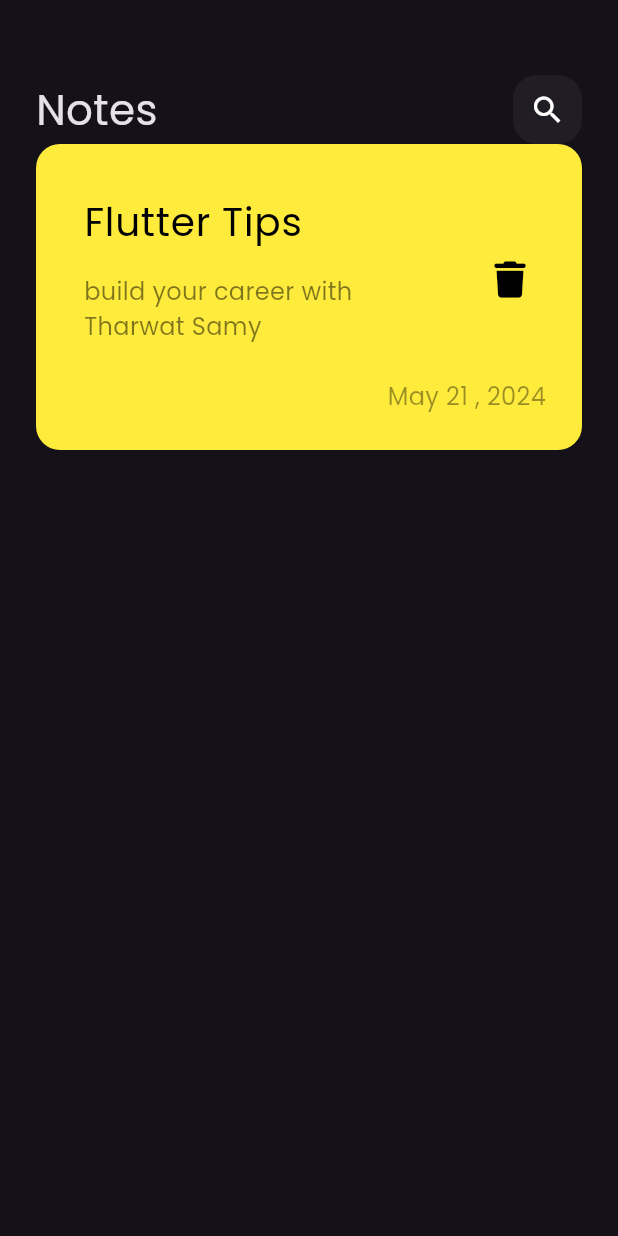
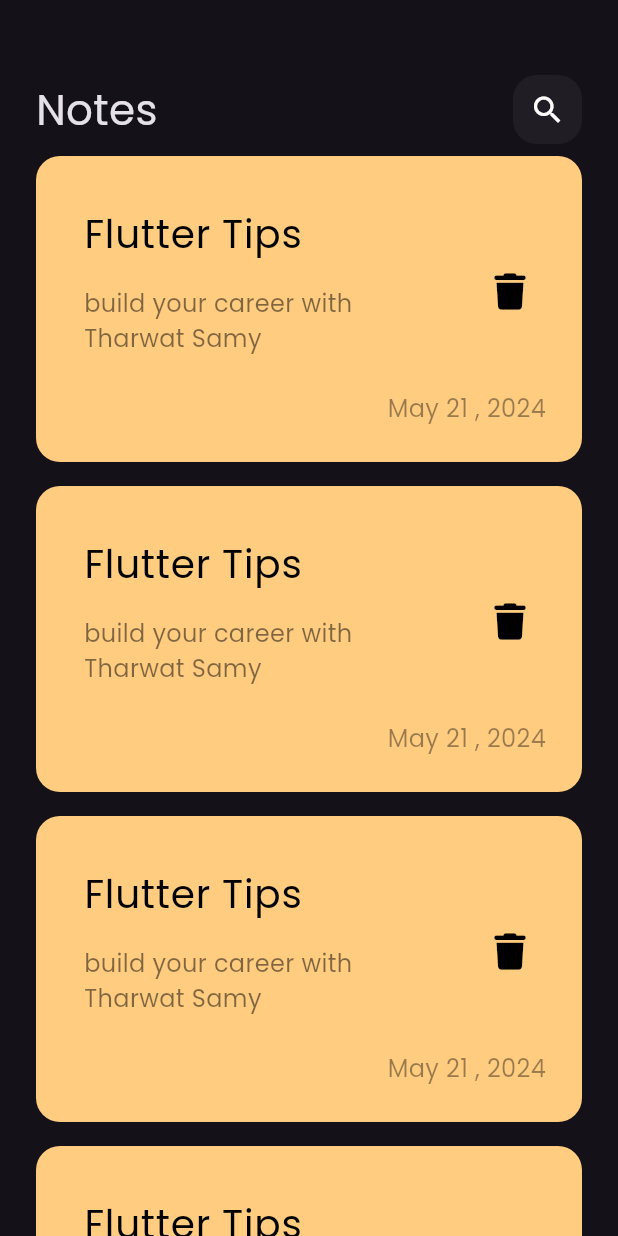
Before and after one commit to kapoallaa/notes_app, a Flutter app: the screen it shows after launch, on a phone screen of 412 x 824 dp. Run offline on Flutter 3.47's test engine with Material 3 defaults, Android fonts, the phone set to English and light mode, and no system bars; our stand-ins replace font_awesome_flutter.

Commit message:
create notes list view

```diff
--- a/lib/views/widgets/custom_note_item.dart
+++ b/lib/views/widgets/custom_note_item.dart
@@ -9,7 +9,7 @@ class CustomNoteItem extends StatelessWidget {
     return Container(
       padding: const EdgeInsets.only(top: 24, bottom: 24, left: 16),
       decoration: BoxDecoration(
-        color: Colors.yellow,
+        color: Color(0xffFFCC80),
         borderRadius: BorderRadius.circular(16),
       ),
       child: Column(
--- /dev/null
+++ b/lib/views/widgets/notes_list_view.dart
@@ -0,0 +1,16 @@
+import 'package:flutter/material.dart';
+import 'package:notes_app/views/widgets/custom_note_item.dart';
+
+class NotesListViews extends StatelessWidget {
+  const NotesListViews({super.key});
+
+  @override
+  Widget build(BuildContext context) {
+    return ListView.builder(itemBuilder: (context, index) {
+      return const Padding(
+        padding: EdgeInsets.symmetric(vertical: 8.0),
+        child: CustomNoteItem(),
+      );
+    });
+  }
+}
--- a/lib/views/widgets/notes_view_body.dart
+++ b/lib/views/widgets/notes_view_body.dart
@@ -1,6 +1,7 @@
 import 'package:flutter/material.dart';
 import 'package:notes_app/views/widgets/custom_app_bar.dart';
 import 'package:notes_app/views/widgets/custom_note_item.dart';
+import 'package:notes_app/views/widgets/notes_list_view.dart';
 
 class NotesViewBody extends StatelessWidget {
   const NotesViewBody({super.key});
@@ -15,7 +16,7 @@ class NotesViewBody extends StatelessWidget {
             height: 50,
           ),
           CustomAppBar(),
-          CustomNoteItem()
+          Expanded(child: NotesListViews())
         ],
       ),
     );
```
